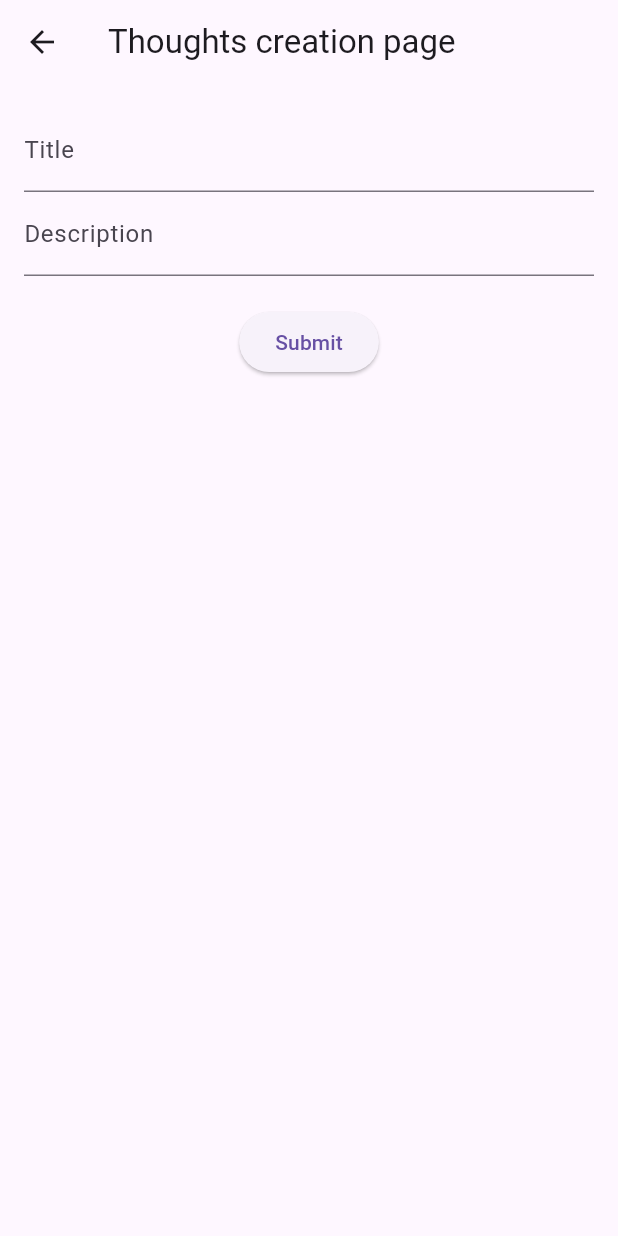
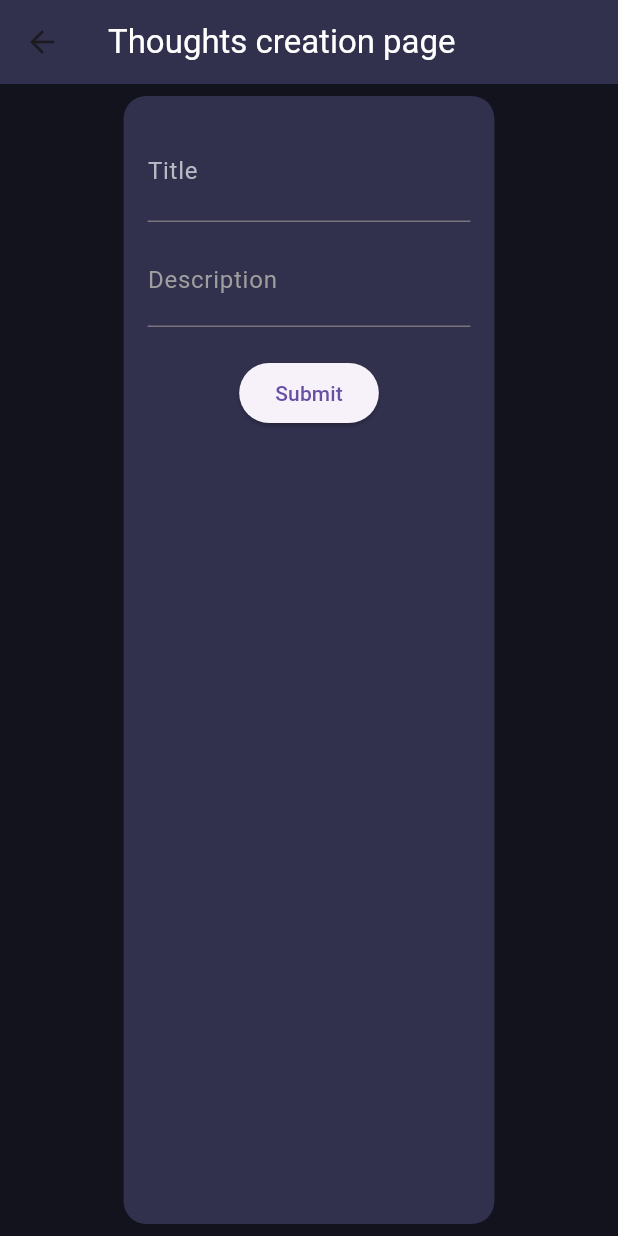
Before and after one commit to Ark1ight/tp_note_flutter, a Flutter app: the PostCreationScreen screen opened by its route, on a phone screen of 412 x 824 dp. Run offline on Flutter 3.47's test engine with Material 3 defaults, Android fonts, the phone set to English and light mode, and no system bars; our stand-ins replace flutter_bloc.

Commit message:
finished ui

```diff
--- a/lib/screens/home_page_screen/home_page_screen.dart
+++ b/lib/screens/home_page_screen/home_page_screen.dart
@@ -43,7 +43,7 @@ class _HomePageScreenState extends State<HomePageScreen> {
             'Milky Way',
             style: TextStyle(color: Colors.white),
           ),
-          backgroundColor: const Color(0xFF12131C),
+          backgroundColor: const Color(0xFF31304D),
         ),
         body: BlocBuilder<PostsBloc, PostsState>(
           builder: (context, state) {
--- a/lib/screens/home_page_screen/widgets/modify_post.dart
+++ b/lib/screens/home_page_screen/widgets/modify_post.dart
@@ -12,6 +12,6 @@ class ModifyPostItem extends StatelessWidget {
 
   @override
   Widget build(BuildContext context){
-    return IconButton(onPressed: () {ModifyPostScreen.navigateTo(context,post);}, icon: const Icon(Icons.edit));
+    return IconButton(onPressed: () {ModifyPostScreen.navigateTo(context,post);}, icon: const Icon(Icons.edit, color: Colors.white,));
   }
 }
--- a/lib/screens/home_page_screen/widgets/post_list_item.dart
+++ b/lib/screens/home_page_screen/widgets/post_list_item.dart
@@ -23,6 +23,21 @@ class PostListItem extends StatelessWidget {
           child: Column(
             crossAxisAlignment: CrossAxisAlignment.start,
             children: [
+              Row(
+                mainAxisAlignment: MainAxisAlignment.end,
+                children: [
+                  ModifyPostItem(post: post),
+                ],
+              ),
+              Center(
+                child: Column(
+                  children: [
+                    const Icon(
+                      Icons.grade_outlined,
+                      size: 100,
+                      color: Color(0xFFFFEA0C),
+                    ),
+                    const SizedBox(height: 8.0),
                     Text(
                       post.title,
                       style: const TextStyle(
@@ -40,8 +55,9 @@ class PostListItem extends StatelessWidget {
                         color: Colors.grey,
                       ),
                     ),
-              const SizedBox(height: 8.0),
-              ModifyPostItem(post: post),
+                  ],
+                ),
+              ),
             ],
           ),
         ),
--- a/lib/screens/modify_post_screen/modify_post_screen.dart
+++ b/lib/screens/modify_post_screen/modify_post_screen.dart
@@ -22,7 +22,7 @@ class _ModifyPostScreenState extends State<ModifyPostScreen> {
       backgroundColor: const Color(0xFF12131C),
       appBar: AppBar(
         title: const Text('Modify Post', style: TextStyle(color: Colors.white),),
-        backgroundColor: const Color(0xFF12131C),
+        backgroundColor: const Color(0xFF31304D),
       ),
       body: Padding(
         padding: const EdgeInsets.all(16.0),
--- a/lib/screens/post_creation_screen/post_creation_screen.dart
+++ b/lib/screens/post_creation_screen/post_creation_screen.dart
@@ -12,8 +12,10 @@ class PostCreationScreen extends StatelessWidget {
   @override
   Widget build(BuildContext context) {
     return Scaffold(
+      backgroundColor: const Color(0xFF12131C),
       appBar: AppBar(
-        title: const Text('Thoughts creation page'),
+        title: const Text('Thoughts creation page', style: TextStyle(color: Colors.white),),
+        backgroundColor: const Color(0xFF31304D),
       ),
       body: const PostCreationForm(),
     );
--- a/lib/screens/post_creation_screen/widgets/post_creation_form.dart
+++ b/lib/screens/post_creation_screen/widgets/post_creation_form.dart
@@ -44,7 +44,9 @@ class _PostCreationFormState extends State<PostCreationForm> {
 
   @override
   Widget build(BuildContext context) {
-    return BlocListener<PostDetailBloc, PostDetailState>(
+    return Scaffold(
+      backgroundColor: const Color(0xFF12131C),
+      body: BlocListener<PostDetailBloc, PostDetailState>(
         listener: (context, state) async {
           if (state.status == PostDetailStatus.success) {
             await Future.delayed(const Duration(seconds: 1));
@@ -53,15 +55,32 @@ class _PostCreationFormState extends State<PostCreationForm> {
         },
         child: BlocBuilder<PostDetailBloc, PostDetailState>(
           builder: (context, state) {
-          return Form(
-            key: _formKey,
+            return Center(
+              child: Container(
+                width: MediaQuery.of(context).size.width * 0.6,
+                margin: const EdgeInsets.symmetric(vertical: 8.0),
+                decoration: BoxDecoration(
+                  color: const Color(0xFF31304D),
+                  borderRadius: BorderRadius.circular(15.0),
+                ),
                 child: Padding(
                   padding: const EdgeInsets.all(16.0),
+                  child: Form(
+                    key: _formKey,
                     child: Column(
+                      crossAxisAlignment: CrossAxisAlignment.start,
                       children: [
                         TextFormField(
                           controller: _titleController,
-                    decoration: const InputDecoration(labelText: 'Title'),
+                          decoration: const InputDecoration(
+                            labelText: 'Title',
+                            labelStyle: TextStyle(color: Color(0xFFB6BBC4)),
+                          ),
+                          style: const TextStyle(
+                            fontWeight: FontWeight.bold,
+                            fontSize: 24.0,
+                            color: Color(0xFFB6BBC4),
+                          ),
                           validator: (value) {
                             if (value == null || value.isEmpty) {
                               return 'Please enter the title of your thought';
@@ -69,9 +88,18 @@ class _PostCreationFormState extends State<PostCreationForm> {
                             return null;
                           },
                         ),
+                        const SizedBox(height: 8.0),
                         TextFormField(
                           controller: _descriptionController,
-                    decoration: const InputDecoration(labelText: 'Description'),
+                          decoration: const InputDecoration(
+                            labelText: 'Description',
+                            labelStyle: TextStyle(color: Colors.grey),
+                          ),
+                          style: const TextStyle(
+                            fontSize: 20.0,
+                            fontStyle: FontStyle.italic,
+                            color: Colors.white,
+                          ),
                           validator: (value) {
                             if (value == null || value.isEmpty) {
                               return 'Please enter a description of your thought';
@@ -81,27 +109,32 @@ class _PostCreationFormState extends State<PostCreationForm> {
                         ),
                         const SizedBox(height: 20),
                         if (!_buttonPressed)
-                    ElevatedButton(
+                          Center(
+                            child: ElevatedButton(
                               onPressed: _submitForm,
                               child: const Text('Submit'),
+                            ),
                           ),
                         if (_buttonPressed)
                           switch (state.status) {
                             PostDetailStatus.loading => const Padding(
                               padding: EdgeInsets.only(top: 20),
-                        child: CircularProgressIndicator(),
+                              child: Center(child: CircularProgressIndicator()),
                             ),
                             PostDetailStatus.success => const Padding(
                               padding: EdgeInsets.only(top: 20),
-                        child: Icon(Icons.check, color: Colors.green),
+                              child: Center(child: Icon(Icons.check, color: Colors.green)),
                             ),
                             _ => const SizedBox.shrink(),
                           },
                       ],
                     ),
                   ),
+                ),
+              ),
             );
           },
+        ),
       ),
     );
   }
```
Lines whose indentation alone changed are shown as unchanged.
